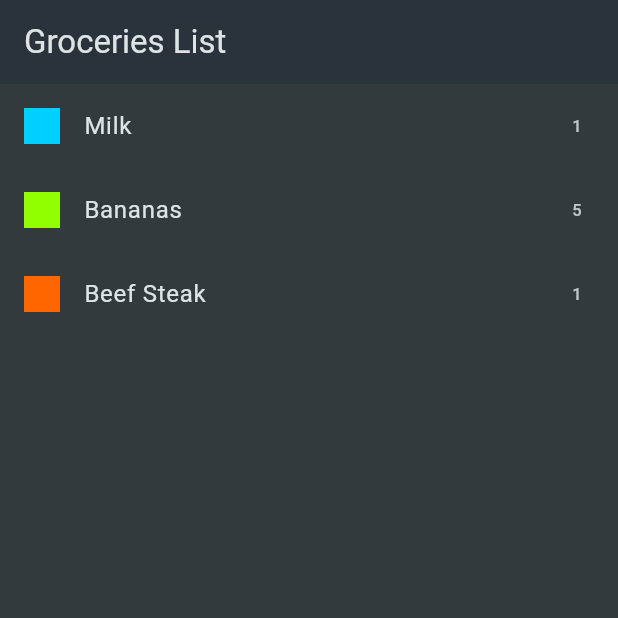
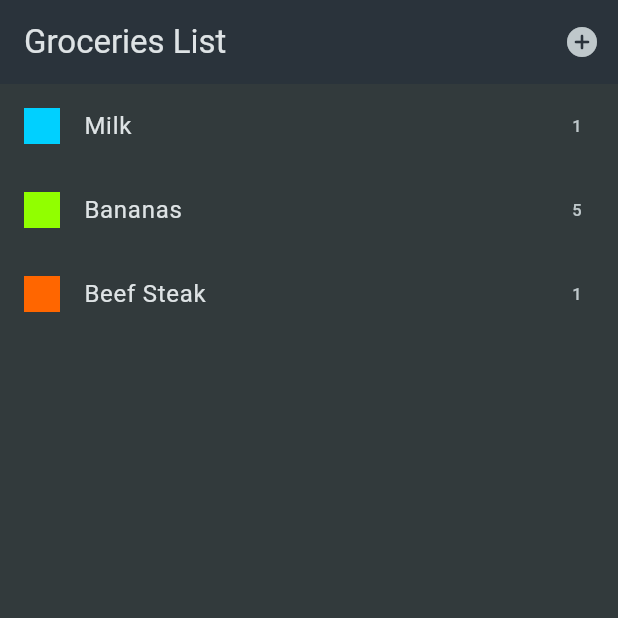
Before and after one commit to yusuffcx/shopping_app, a Flutter app: the screen it shows after launch, on a phone screen of 412 x 824 dp, the top half of it. Run offline on Flutter 3.47's test engine with Material 3 defaults, Android fonts, the phone set to English and light mode, and no system bars.

```diff
--- a/lib/widgets/groceries_list.dart
+++ b/lib/widgets/groceries_list.dart
@@ -1,13 +1,35 @@
 import 'package:flutter/material.dart';
 import 'package:shopping_list/data/dummy_items.dart';
+import 'package:shopping_list/widgets/new_item.dart';
 
-class GroceriesList extends StatelessWidget {
+class GroceriesList extends StatefulWidget {
   const GroceriesList({super.key, this.title});
   final String? title;
 
   @override
+  State<GroceriesList> createState() => _GroceriesListState();
+}
+
+class _GroceriesListState extends State<GroceriesList> {
+  void _addNewItem() {
+    Navigator.of(context)
+        .push(MaterialPageRoute(builder: (ctx) => const NewItem()));
+  }
+
+  @override
   Widget build(BuildContext context) {
-    Widget content = ListView.builder(
+    return Scaffold(
+        appBar: AppBar(
+          title: widget.title == null
+              ? const Text('Grocery App')
+              : Text(widget.title!),
+          actions: [
+            IconButton(
+                onPressed: _addNewItem,
+                icon: const Icon(Icons.add_circle_rounded))
+          ],
+        ),
+        body: ListView.builder(
           itemCount: groceryItems.length,
           itemBuilder: (context, int index) => InkWell(
             onTap: () {},
@@ -21,20 +43,6 @@ class GroceriesList extends StatelessWidget {
               trailing: Text(groceryItems[index].quantity.toString()),
             ),
           ),
-    );
-
-    if (title != null) {
-      return Scaffold(
-          appBar: AppBar(
-            title: Text(title!),
-          ),
-          body: content);
-    } else {
-      return Scaffold(
-          appBar: AppBar(
-            title: const Text('title'),
-          ),
-          body: content);
+        ));
   }
 }
-}
```
Also changed, not shown: lib/widgets/new_item.dart (added, +125 -0 lines). Lines whose indentation alone changed are shown as unchanged.
